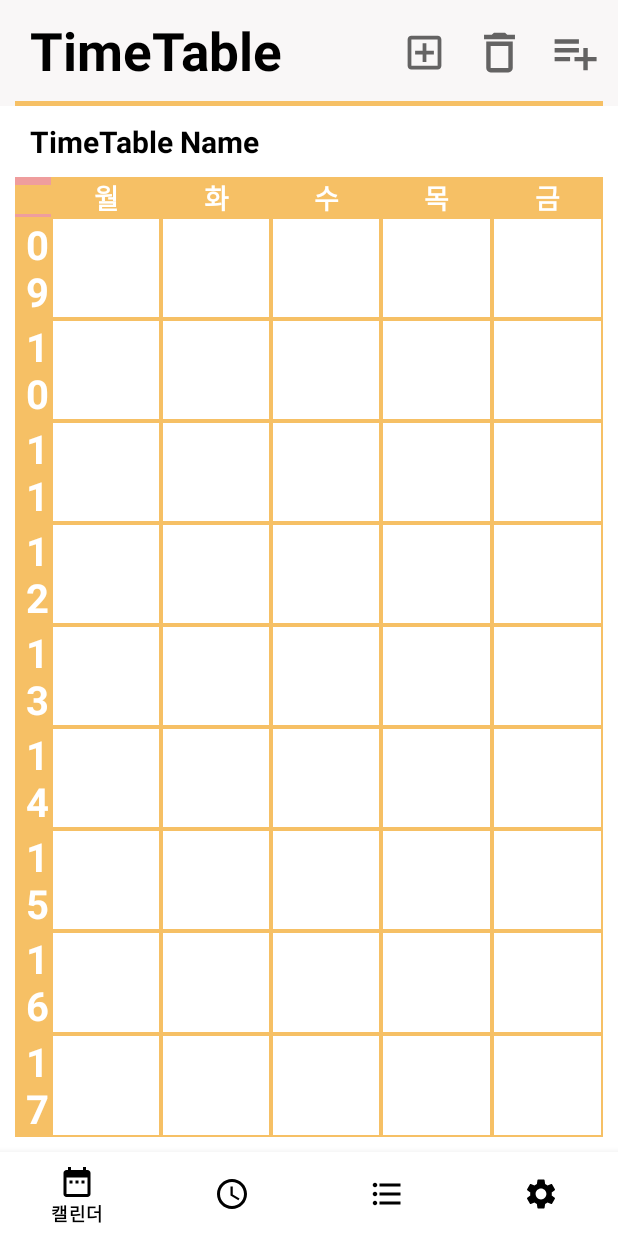
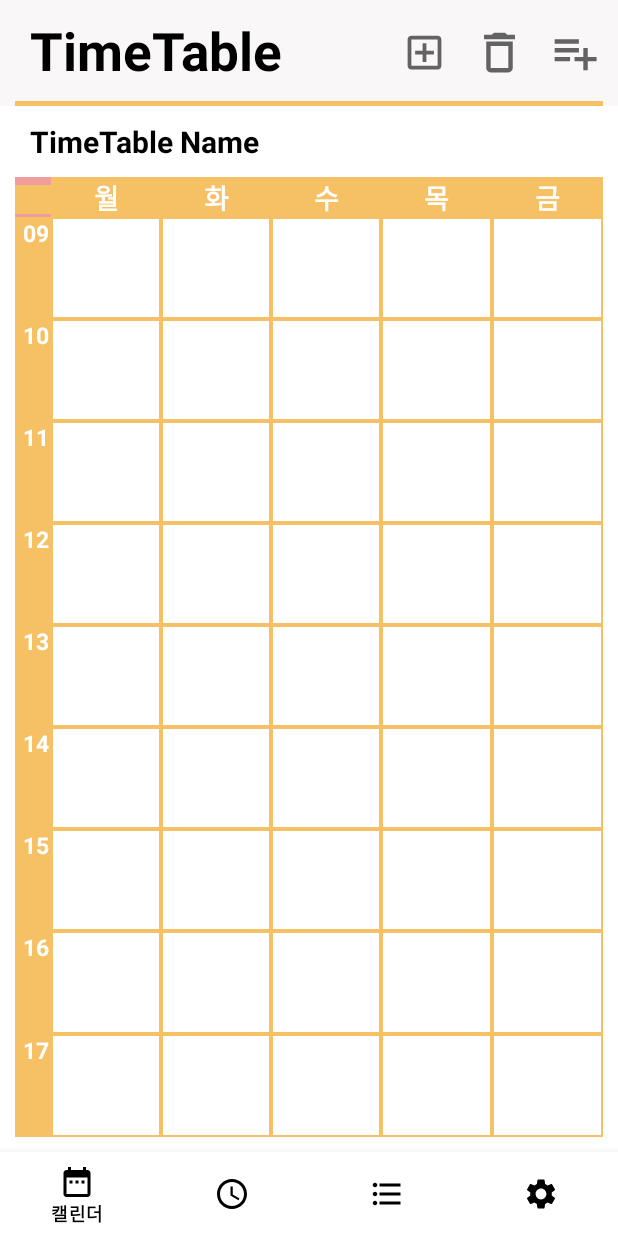
Before and after one commit to cbnuosp/S_more, an Android app: the fragment Frag2 placed in its activity, on a phone screen of 412 x 824 dp. Run offline under Robolectric (Android 15) with nearby library versions, the phone set to English and light mode, and no system bars; our stand-ins replace Firebase (no records; nobody signed in at launch, a user with empty details on screens opened directly); libraries missing offline, so code that uses them is left out: com.prolificinteractive.materialcalendarview; 3 statements that could not run were skipped.

Commit message:
Update TimeTable

```diff
--- a/app/src/main/java/com/example/android_smore/Frag2.java
+++ b/app/src/main/java/com/example/android_smore/Frag2.java
@@ -10,6 +10,7 @@ import android.view.ViewGroup;
 import android.widget.ImageButton;
 import android.widget.LinearLayout;
 import android.widget.TextView;
+import android.widget.Toast;
 
 import androidx.annotation.NonNull;
 import androidx.annotation.Nullable;
@@ -164,6 +165,8 @@ public class Frag2 extends Fragment {
                                                 }
                                             }
                                         });
+                                Toast.makeText(getActivity(), "시간표가 삭제 되었습니다.", Toast.LENGTH_SHORT).show();
+
                             }
                         });
                 /*builder.setPositiveButton("취소",
--- a/app/src/main/java/com/example/android_smore/Frag2_3.java
+++ b/app/src/main/java/com/example/android_smore/Frag2_3.java
@@ -14,6 +14,7 @@ import android.view.ViewGroup;
 import android.widget.EditText;
 import android.widget.ImageButton;
 import android.widget.ListView;
+import android.widget.Toast;
 
 import com.google.android.gms.tasks.OnCompleteListener;
 import com.google.android.gms.tasks.OnFailureListener;
@@ -201,6 +202,8 @@ public class Frag2_3 extends Fragment {
                                             }
                                         });
 
+                                Toast.makeText(getActivity(), "시간표가 추가되었습니다.", Toast.LENGTH_SHORT).show();
+
                             }
                         });
                 /*builder.setPositiveButton("취소",
--- a/app/src/main/res/layout/frag2_1.xml
+++ b/app/src/main/res/layout/frag2_1.xml
@@ -38,7 +38,7 @@
             android:layout_height="match_parent"
             android:background="#EF9D9D">
 
-            <com.example.android_smore.Frag2_1_AutoResizeTextView
+            <TextView
                 android:autoSizeTextType="uniform"
                 android:layout_width="24dp"
                 android:layout_height="wrap_content"
@@ -119,10 +119,9 @@
             android:layout_weight="1"
             android:background="#EF9D9D">
 
-            <com.example.android_smore.Frag2_1_AutoResizeTextView
+            <TextView
                 android:layout_width="24dp"
                 android:layout_height="match_parent"
-                android:autoSizeTextType="uniform"
                 android:background="@color/yellow"
                 android:gravity="right"
                 android:paddingRight="1dp"
@@ -205,18 +204,16 @@
             android:layout_weight="1"
             android:background="@color/yellow">
 
-            <com.example.android_smore.Frag2_1_AutoResizeTextView
-                android:autoSizeTextType="uniform"
-                android:text="10"
+            <TextView
                 android:layout_width="24dp"
                 android:layout_height="match_parent"
                 android:background="@color/yellow"
+                android:gravity="right"
+                android:paddingRight="1dp"
+                android:text="10"
                 android:textColor="#FFFFFF"
-                android:textStyle="bold"
-                android:gravity="right"
                 android:textSize="15dp"
-                android:paddingRight="1dp"
-                />
+                android:textStyle="bold" />
 
             <com.example.android_smore.Frag2_1_AutoResizeTextView
                 android:autoSizeTextType="uniform"
@@ -292,8 +289,7 @@
             android:layout_weight="1"
             android:background="@color/yellow">
 
-            <com.example.android_smore.Frag2_1_AutoResizeTextView
-                android:autoSizeTextType="uniform"
+            <TextView
                 android:text="11"
                 android:layout_width="24dp"
                 android:layout_height="match_parent"
@@ -379,8 +375,7 @@
             android:layout_weight="1"
             android:background="@color/yellow">
 
-            <com.example.android_smore.Frag2_1_AutoResizeTextView
-                android:autoSizeTextType="uniform"
+            <TextView
                 android:text="12"
                 android:layout_width="24dp"
                 android:layout_height="match_parent"
@@ -466,8 +461,7 @@
             android:layout_weight="1"
             android:background="@color/yellow">
 
-            <com.example.android_smore.Frag2_1_AutoResizeTextView
-                android:autoSizeTextType="uniform"
+            <TextView
                 android:text="13"
                 android:layout_width="24dp"
                 android:layout_height="match_parent"
@@ -553,8 +547,7 @@
             android:layout_weight="1"
             android:background="@color/yellow">
 
-            <com.example.android_smore.Frag2_1_AutoResizeTextView
-                android:autoSizeTextType="uniform"
+            <TextView
                 android:layout_width="24dp"
                 android:layout_height="match_parent"
                 android:background="@color/yellow"
@@ -640,8 +633,7 @@
             android:layout_weight="1"
             android:background="@color/yellow">
 
-            <com.example.android_smore.Frag2_1_AutoResizeTextView
-                android:autoSizeTextType="uniform"
+            <TextView
                 android:text="15"
                 android:layout_width="24dp"
                 android:layout_height="match_parent"
@@ -727,8 +719,7 @@
             android:layout_weight="1"
             android:background="@color/yellow">
 
-            <com.example.android_smore.Frag2_1_AutoResizeTextView
-                android:autoSizeTextType="uniform"
+            <TextView
                 android:text="16"
                 android:layout_width="24dp"
                 android:layout_height="match_parent"
@@ -814,8 +805,7 @@
             android:layout_weight="1"
             android:background="@color/yellow">
 
-            <com.example.android_smore.Frag2_1_AutoResizeTextView
-                android:autoSizeTextType="uniform"
+            <TextView
                 android:text="17"
                 android:layout_width="24dp"
                 android:layout_height="match_parent"
--- a/app/src/main/res/values/colors.xml
+++ b/app/src/main/res/values/colors.xml
@@ -25,16 +25,16 @@
     <color name="colorfrag2_list">#F7F7F7</color>
     <color name="colorfrag2_list_dark">#E8E8E8</color>
 
-    <color name="LightBlue">#FFADC8E6</color>
-    <color name="LightCoral">#FFF08080</color>
-    <color name="LightCyan">#FFE0FFFF</color>
-    <color name="LightGray">#FFD3D3D3</color>
-    <color name="LightGreen">#FF90EE90</color>
-    <color name="LightPink">#FFFFB8C1</color>
-    <color name="LightSlateGray">#FF778899</color>
-    <color name="LightSteelBlue">#FFB0C4DE</color>
-    <color name="LightSalmon">#FFFFA07A</color>
-    <color name="LightYellow">#FFFFFFE0</color>
+    <color name="Red">#EA706B</color>
+    <color name="Orange">#FBA08E</color>
+    <color name="Yellow">#f9d56e</color>
+    <color name="Green">#BBE093</color>
+    <color name="SkyBlue">#a8d8ea</color>
+    <color name="Indigo">#27496d</color>
+    <color name="Purple">#7a08fa</color>
+    <color name="LightPurple">#a6b1e1</color>
+    <color name="LightPink">#fcbad3</color>
+    <color name="Gray">#3c4245</color>
 
     //Todo사용
     <color name="colorPrimary">#3F51B5</color>
```
Also changed, not shown: app/src/main/java/com/example/android_smore/Frag2_2.java (+25 -23 lines), app/src/main/java/com/example/android_smore/Frag2_Schedule.java (+94 -84 lines), app/src/main/res/layout/frag2_2.xml (+11 -5 lines), app/src/main/res/values/arrays.xml (+10 -10 lines).
